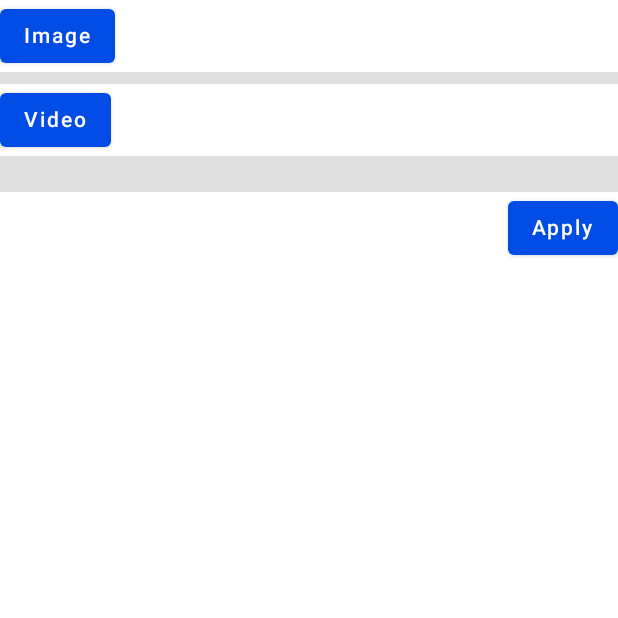
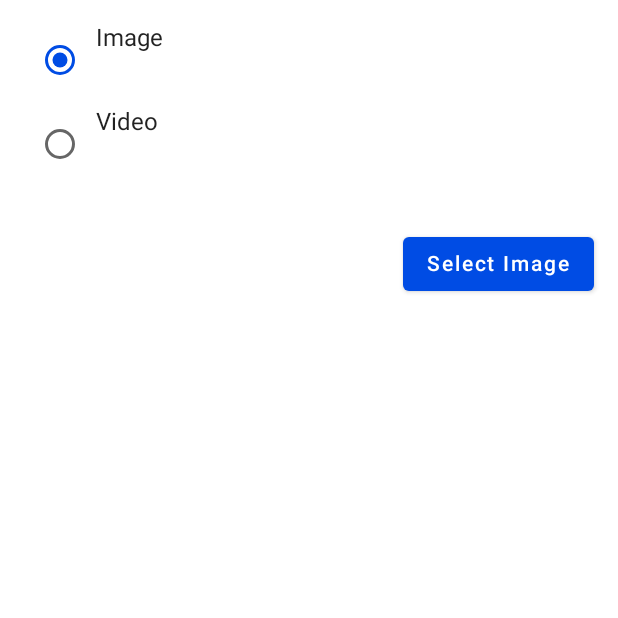
Before and after one commit to esskay09/YH-Admin, an Android app built with Jetpack Compose: the composable ImageVideoLinkDialog shown on its own in the app's theme, on a phone screen of 412 x 824 dp, the top half of it. Run offline under Robolectric (Android 15) with nearby library versions, the phone set to English and light mode, and no system bars; 5 statements that could not run were skipped.

Commit message:
ImageVideoLinkDialog.kt

```diff
--- a/app/src/main/java/com/terranullius/yhadmin/ui/components/edior/ImageVideoLinkDialog.kt
+++ b/app/src/main/java/com/terranullius/yhadmin/ui/components/edior/ImageVideoLinkDialog.kt
@@ -2,16 +2,18 @@ package com.terranullius.yhadmin.ui.components.edior
 
 import androidx.compose.animation.AnimatedVisibility
 import androidx.compose.animation.ExperimentalAnimationApi
-import androidx.compose.foundation.layout.Column
-import androidx.compose.foundation.layout.Row
-import androidx.compose.foundation.layout.height
+import androidx.compose.foundation.layout.*
+import androidx.compose.foundation.lazy.LazyColumn
 import androidx.compose.material.*
 import androidx.compose.runtime.Composable
 import androidx.compose.runtime.mutableStateOf
 import androidx.compose.runtime.*
 import androidx.compose.ui.Alignment
 import androidx.compose.ui.Modifier
+import androidx.compose.ui.draw.clip
 import androidx.compose.ui.unit.dp
+import com.terranullius.yhadmin.ui.theme.dialogPadding
+import com.terranullius.yhadmin.ui.theme.dialogShape
 import com.terranullius.yhadmin.ui.theme.dividerDialogItemHeight
 import com.terranullius.yhadmin.ui.theme.secondaryColor
 
@@ -20,37 +22,45 @@ import com.terranullius.yhadmin.ui.theme.secondaryColor
 fun ImageVideoLinkDialog(
     modifier: Modifier = Modifier,
     onApplyClick: (isVideo: Boolean, link: String) -> Unit,
-    onImageClick: () -> Unit,
-    initialVideoLink: String = ""
+    initialVideoLink: String = "",
+    isImageSelected: Boolean = false
 ) {
-    Surface() {
-        Column(
-            modifier = modifier
-        ) {
+    Surface(shape = dialogShape) {
         var newVideoLink by remember {
             mutableStateOf("")
         }
-            var isVideoChoosen by remember {
+        var isVideoChosen by remember {
             mutableStateOf(false)
         }
-            Button(
-                colors = ButtonDefaults.buttonColors(backgroundColor = secondaryColor),
+        Column(
+            modifier = modifier
+                .padding(dialogPadding)
+        ) {
+
+            Row() {
+                RadioButton(
+                    selected = !isVideoChosen,
                     onClick = {
-                isVideoChoosen = false
-                onImageClick()
-            }) {
+                        isVideoChosen = false
+                    })
                 Text(text = "Image")
             }
-            Divider(Modifier.height(dividerDialogItemHeight))
-            Button(
-                colors = ButtonDefaults.buttonColors(backgroundColor = secondaryColor),
+
+            Spacer(Modifier.height(dividerDialogItemHeight))
+
+            Row() {
+                RadioButton(
+                    selected = isVideoChosen,
                     onClick = {
-                isVideoChoosen = true
-            }) {
+                        isVideoChosen = true
+                    })
                 Text(text = "Video")
             }
-            Divider(Modifier.height(dividerDialogItemHeight))
-            AnimatedVisibility(visible = isVideoChoosen) {
+
+            Spacer(Modifier.height(dividerDialogItemHeight))
+
+
+            AnimatedVisibility(visible = isVideoChosen) {
                 Editable(
                     isEditing = true,
                     initialText = initialVideoLink,
@@ -61,18 +71,20 @@ fun ImageVideoLinkDialog(
                         newVideoLink = it
                     })
             }
-            Divider(Modifier.height(dividerDialogItemHeight))
-            Divider(Modifier.height(dividerDialogItemHeight))
+            if (!isVideoChosen) Spacer(Modifier.height(dividerDialogItemHeight.times(3)))
 
+            Box(Modifier.fillMaxWidth()) {
                 Button(
                     colors = ButtonDefaults.buttonColors(backgroundColor = secondaryColor),
-                modifier = Modifier.align(Alignment.End),
+                    modifier = Modifier.align(Alignment.TopEnd),
                     onClick = {
-                    onApplyClick(isVideoChoosen, newVideoLink)
+                        onApplyClick(isVideoChosen, newVideoLink)
                     }) {
-                Text(text = "Apply")
+                    if (isImageSelected) Text(text = "Apply")
+                    else Text(text = "Select Image")
                 }
             }
 
         }
     }
+}
--- a/app/src/main/java/com/terranullius/yhadmin/ui/theme/dimens.kt
+++ b/app/src/main/java/com/terranullius/yhadmin/ui/theme/dimens.kt
@@ -1,5 +1,8 @@
 package com.terranullius.yhadmin.ui.theme
 
+import androidx.compose.foundation.shape.RoundedCornerShape
 import androidx.compose.ui.unit.dp
 
 val dividerDialogItemHeight = 8.dp
+val dialogShape = RoundedCornerShape(12.dp)
+val dialogPadding = 16.dp
--- a/app/src/main/java/com/terranullius/yhadmin/viewmodels/MainViewModel.kt
+++ b/app/src/main/java/com/terranullius/yhadmin/viewmodels/MainViewModel.kt
@@ -104,6 +104,7 @@ class MainViewModel : ViewModel() {
     fun uploadImage(){
         viewModelScope.launch {
             selectedUri?.let { uploadImageToFireStorage(it) }
+            selectedUri = null
         }
     }
 
```
Also changed, not shown: app/src/main/java/com/terranullius/yhadmin/ui/InitiativeDetail.kt (+16 -5 lines). Lines whose indentation alone changed are shown as unchanged.
